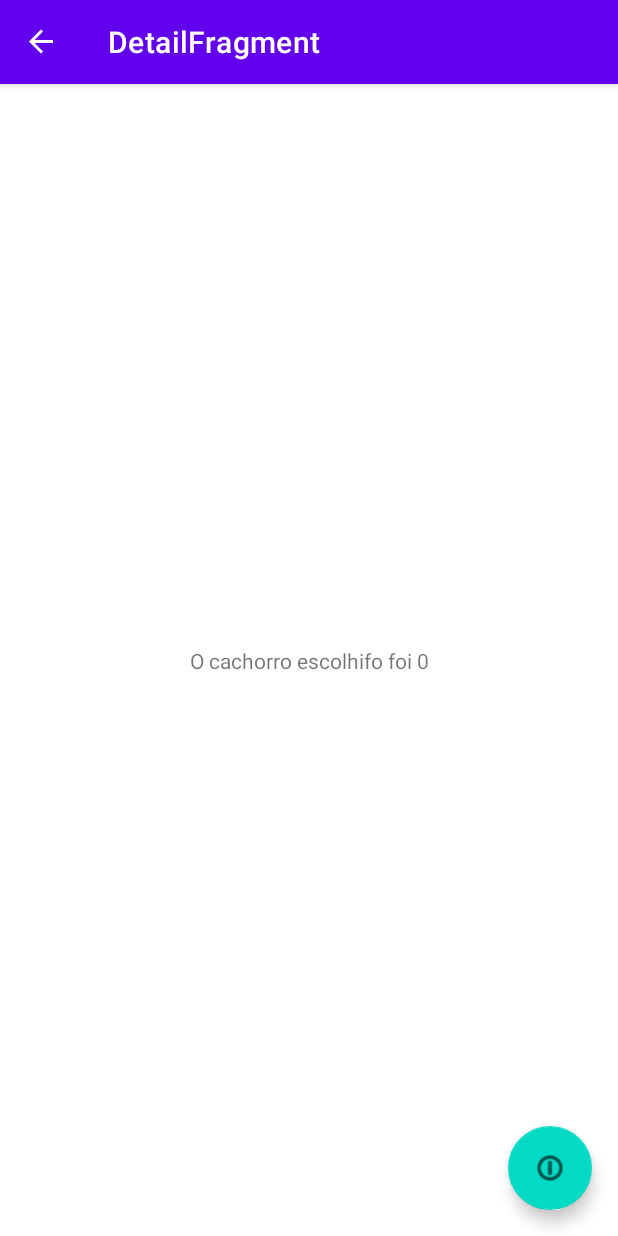
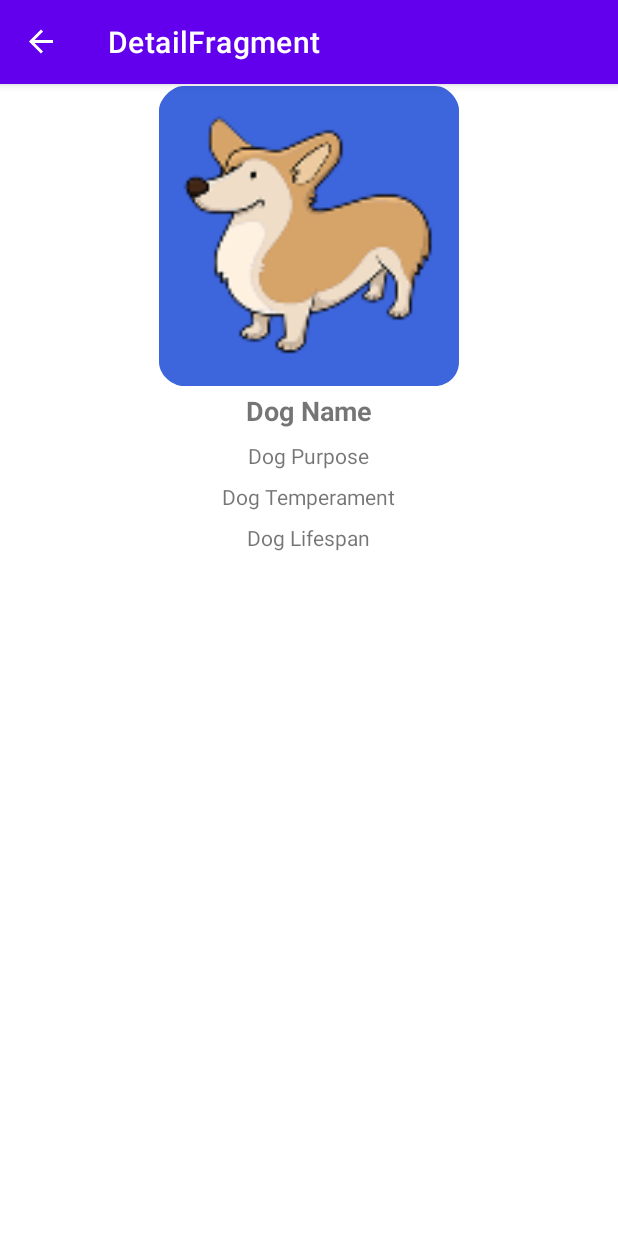
Before and after one commit to adalbertofjr/dogs, an Android app: the DetailFragment screen opened through its navigation route, on a phone screen of 412 x 824 dp. Run offline under Robolectric (Android 15) with nearby library versions, the phone set to English and light mode, and no system bars; our stand-ins replace data binding, navigation-ui.

Commit message:
Adicionando novo layout para DetailFragment

```diff
--- a/app/src/main/java/br/com/adalbertofjr/dogs/view/DetailFragment.kt
+++ b/app/src/main/java/br/com/adalbertofjr/dogs/view/DetailFragment.kt
@@ -33,17 +33,4 @@
         return view
     }
 
-    override fun onViewCreated(view: View, savedInstanceState: Bundle?) {
-        super.onViewCreated(view, savedInstanceState)
-
-        arguments?.let {
-            dogUuid = DetailFragmentArgs.fromBundle(it).dogUuid
-            binding.textDetailFragment.text = "O cachorro escolhifo foi ${dogUuid}"
-        }
-
-        binding.buttonGoListFragment.setOnClickListener {
-            val action = DetailFragmentDirections.actionListFragment()
-            Navigation.findNavController(it).navigate(action)
-        }
-    }
 }
--- a/app/src/main/res/layout/fragment_detail.xml
+++ b/app/src/main/res/layout/fragment_detail.xml
@@ -3,33 +3,61 @@
     xmlns:app="http://schemas.android.com/apk/res-auto"
     xmlns:tools="http://schemas.android.com/tools">
 
-    <androidx.constraintlayout.widget.ConstraintLayout
+    <RelativeLayout
         android:layout_width="match_parent"
         android:layout_height="match_parent"
         tools:context="view.DetailFragment">
 
+        <ImageView
+            android:id="@+id/dogImage"
+            android:layout_width="match_parent"
+            android:layout_height="wrap_content"
+            android:layout_alignParentTop="true"
+            android:minHeight="200dp"
+            android:scaleType="fitCenter"
+            android:src="@mipmap/ic_dog_icon" />
+
         <TextView
-            android:id="@+id/textDetailFragment"
+            android:id="@+id/dogName"
+            style="@style/Title"
             android:layout_width="wrap_content"
             android:layout_height="wrap_content"
-            android:text="@string/hello_detail_fragment"
-            app:layout_constraintBottom_toBottomOf="parent"
-            app:layout_constraintEnd_toEndOf="parent"
-            app:layout_constraintStart_toStartOf="parent"
-            app:layout_constraintTop_toTopOf="parent" />
+            android:layout_below="@id/dogImage"
+            android:layout_centerHorizontal="true"
+            android:layout_margin="4dp"
+            android:text="Dog Name" />
 
-        <com.google.android.material.floatingactionbutton.FloatingActionButton
-            android:id="@+id/buttonGoListFragment"
+        <TextView
+            android:id="@+id/dogPurpose"
+            style="@style/Text"
             android:layout_width="wrap_content"
             android:layout_height="wrap_content"
-            android:layout_marginEnd="16dp"
-            android:layout_marginBottom="16dp"
-            android:contentDescription="@string/description_detail_fragment"
-            android:src="@android:drawable/ic_menu_info_details"
-            app:layout_constraintBottom_toBottomOf="parent"
-            app:layout_constraintEnd_toEndOf="parent"
-            tools:ignore="ImageContrastCheck" />
+            android:layout_below="@id/dogName"
+            android:layout_centerHorizontal="true"
+            android:layout_margin="4dp"
+            android:text="Dog Purpose" />
+
+        <TextView
+            android:id="@+id/dogTemperament"
+            style="@style/Text"
+            android:layout_width="wrap_content"
+            android:layout_height="wrap_content"
+            android:layout_below="@id/dogPurpose"
+            android:layout_centerHorizontal="true"
+            android:layout_margin="4dp"
+            android:text="Dog Temperament" />
+
+        <TextView
+            android:id="@+id/dogLifespan"
+            style="@style/Text"
+            android:layout_width="wrap_content"
+            android:layout_height="wrap_content"
+            android:layout_below="@id/dogTemperament"
+            android:layout_centerHorizontal="true"
+            android:layout_margin="4dp"
+            android:text="Dog Lifespan" />
+
+    </RelativeLayout>
 
 
-    </androidx.constraintlayout.widget.ConstraintLayout>
 </layout>
```
